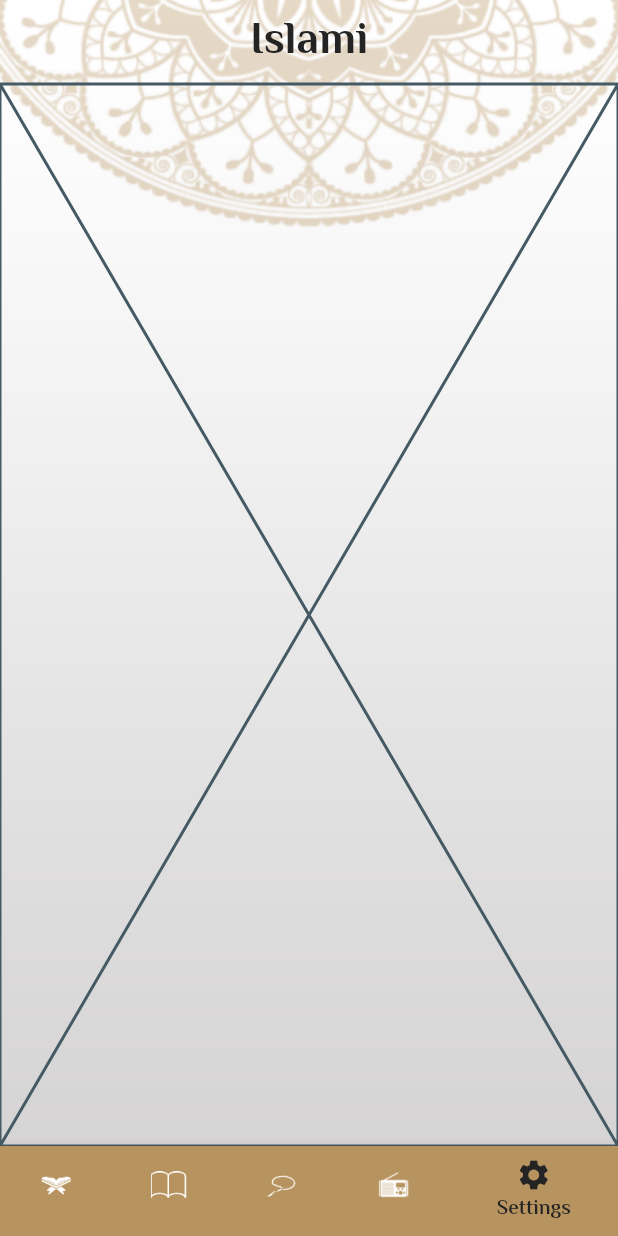
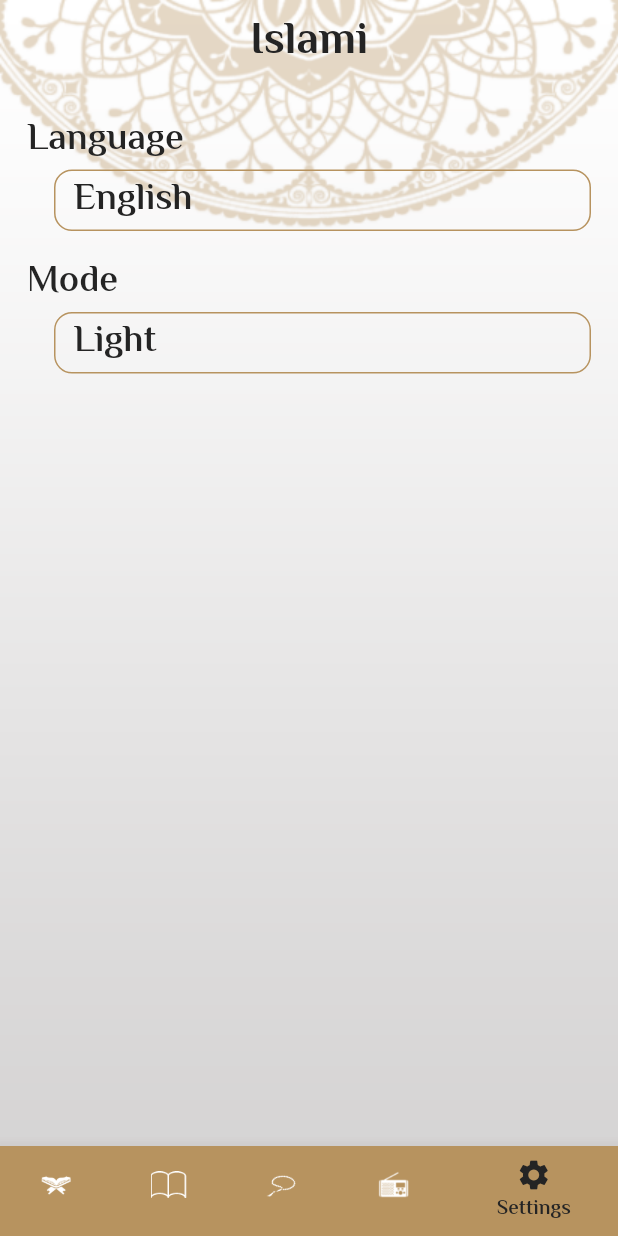
Before and after one commit to body666/Muslim, a Flutter app: the screen it shows after launch, item 5 of the bottom bar chosen, on a phone screen of 412 x 824 dp. Run offline on Flutter 3.47's test engine with Material 2 defaults, Android fonts, the phone set to English and light mode, and no system bars; our stand-ins replace google_fonts; generated files the repository leaves out were written again.

Commit message:
+change localization using provider

```diff
--- a/lib/l10n/app_en.arb
+++ b/lib/l10n/app_en.arb
@@ -2,6 +2,9 @@
   "appTitle": "Islami",
   "suraName": "Sura Name",
   "ahadeth" : "Ahadeth",
-  "Sebha Counter": "Sebha Counter"
+  "sebhaCounter": "Sebha Counter",
+  "holyQuranRadio": " holy quran radio",
+  "english": "English",
+  "arabic": "Arabic"
 
 }
--- a/lib/main.dart
+++ b/lib/main.dart
@@ -1,20 +1,28 @@
 import 'package:flutter/material.dart';
 import 'package:islami/hadeth_details.dart';
 import 'package:islami/home_screen.dart';
+import 'package:islami/providers/My_provider.dart';
 import 'package:islami/sura_details.dart';
 import 'package:islami/theming.dart';
 import 'package:flutter_gen/gen_l10n/app_localizations.dart';
+import 'package:provider/provider.dart';
+
 void main() {
-  runApp(const MyApp());
+  runApp(ChangeNotifierProvider(
+    create: (context) =>MyProvider(),
+
+      child: const MyApp()));
 }
 
 class MyApp extends StatelessWidget {
   const MyApp({super.key});
   @override
   Widget build(BuildContext context) {
+    var provider=Provider.of<MyProvider>(context);
     return MaterialApp(
       localizationsDelegates: AppLocalizations.localizationsDelegates,
       supportedLocales: AppLocalizations.supportedLocales,
+      locale: Locale(provider.local),
       debugShowCheckedModeBanner: false,
       theme: MyThemeData.lightTheme,
       darkTheme: MyThemeData.DarkTheme,
--- /dev/null
+++ b/lib/providers/My_provider.dart
@@ -0,0 +1,11 @@
+import 'package:flutter/material.dart';
+
+class MyProvider extends ChangeNotifier {
+  String local = "en";
+
+  ChangeLanguage(String langCode) {
+   local=langCode;
+    notifyListeners();
+  }
+
+}
--- a/lib/tabs/radio_tab.dart
+++ b/lib/tabs/radio_tab.dart
@@ -1,5 +1,6 @@
 import 'package:flutter/material.dart';
 import 'package:islami/theming.dart';
+import 'package:flutter_gen/gen_l10n/app_localizations.dart';
 class RadioTab extends StatelessWidget {
 
   @override
@@ -9,7 +10,7 @@
       children: [
         Image.asset("assets/images/radio_image.png"),
         const SizedBox(height: 60),
-        const Text("إذاعه القرآن الكريم"),
+         Text( AppLocalizations.of(context)!.holyQuranRadio),
         const SizedBox(height: 60,),
         const Row(
           mainAxisAlignment: MainAxisAlignment.center,
--- a/lib/tabs/sebha_tab.dart
+++ b/lib/tabs/sebha_tab.dart
@@ -1,5 +1,6 @@
 import 'package:flutter/material.dart';
 import 'package:islami/theming.dart';
+import 'package:flutter_gen/gen_l10n/app_localizations.dart';
 class SebhaTab extends StatefulWidget {
   @override
   State<SebhaTab> createState() => _SebhaTabState();
@@ -55,7 +56,7 @@
             ],
           ),
           SizedBox(height: 50),
-          Text("عدد التسبيحات",
+          Text(  AppLocalizations.of(context)!.sebhaCounter,
           style: TextStyle(
             fontSize: 22,
             fontWeight: FontWeight.bold
--- a/lib/tabs/settings_tab.dart
+++ b/lib/tabs/settings_tab.dart
@@ -1,8 +1,98 @@
 import 'package:flutter/material.dart';
-class SettingsTab extends StatelessWidget {
+import 'package:islami/providers/My_provider.dart';
+import 'package:islami/theming.dart';
+import 'package:provider/provider.dart';
+import 'package:flutter_gen/gen_l10n/app_localizations.dart';
+import '../bottom_sheets/show_language_bottom_sheet.dart';
+class SettingsTab extends StatefulWidget {
 
   @override
+  State<SettingsTab> createState() => _SettingsTabState();
+}
+
+class _SettingsTabState extends State<SettingsTab> {
+  @override
   Widget build(BuildContext context) {
-    return const Placeholder();
+    var provider=Provider.of<MyProvider>(context);
+    return Padding(
+      padding: const EdgeInsets.all(18),
+      child: Column(
+        crossAxisAlignment: CrossAxisAlignment.stretch,
+        children: [
+          Text("Language"),
+          InkWell(
+            onTap: () {
+              ShowLanguageBottomSheet();
+            },
+            child: Container(
+              margin: EdgeInsets.only(left: 18),
+              padding: EdgeInsets.symmetric(horizontal: 12),
+              decoration: BoxDecoration(
+                borderRadius: BorderRadius.circular(12),
+                border: Border.all(
+                  color: MyThemeData.primarycolor
+                )
+              ),
+              child: Text(provider.local=="en"?
+                  AppLocalizations.of(context)!.english:AppLocalizations.of(context)!.arabic
+
+              ),
+            ),
+          ),
+
+          SizedBox(height: 15,),
+
+          Text("Mode"),
+          InkWell(
+            onTap: () {
+             // ShowThemingBottomSheet();
+            },
+            child: Container(
+              margin: EdgeInsets.only(left: 18),
+              padding: EdgeInsets.symmetric(horizontal: 12),
+              decoration: BoxDecoration(
+                  borderRadius: BorderRadius.circular(12),
+                  border: Border.all(
+                      color: MyThemeData.primarycolor
+                  )
+              ),
+              child: Text("Light"),
+            ),
+          ),
+        ],
+      ),
+    );
+  }
+
+  void ShowLanguageBottomSheet(){
+    showModalBottomSheet(
+      isScrollControlled: false,
+        shape: OutlineInputBorder(
+          borderRadius: BorderRadius.circular(15),
+          borderSide: BorderSide(
+            color: MyThemeData.primarycolor,
+          )
+        ),
+        context: context,
+        builder: (context) {
+          return LanguageBottomSheet();
+        },
+    );
+  }
+
+  void ShowThemingBottomSheet(){
+    showModalBottomSheet(
+      isScrollControlled: false,
+      shape: OutlineInputBorder(
+          borderRadius: BorderRadius.circular(15),
+          borderSide: BorderSide(
+            color: MyThemeData.primarycolor,
+          )
+      ),
+      context: context,
+      builder: (context) {
+        return Container();
+      },
+    );
   }
 }
--- a/pubspec.yaml
+++ b/pubspec.yaml
@@ -36,6 +36,7 @@
   # Use with the CupertinoIcons class for iOS style icons.
   cupertino_icons: ^1.0.2
   google_fonts: ^6.1.0
+  provider: ^6.1.1
   flutter_localizations:
     sdk: flutter
   intl: ^0.18.1
```
Also changed, not shown: lib/bottom_sheets/show_language_bottom_sheet.dart (added, +65 -0 lines), lib/l10n/app_ar.arb (+6 -2 lines), lib/tabs/hadeth_tab.dart (+28 -34 lines).
